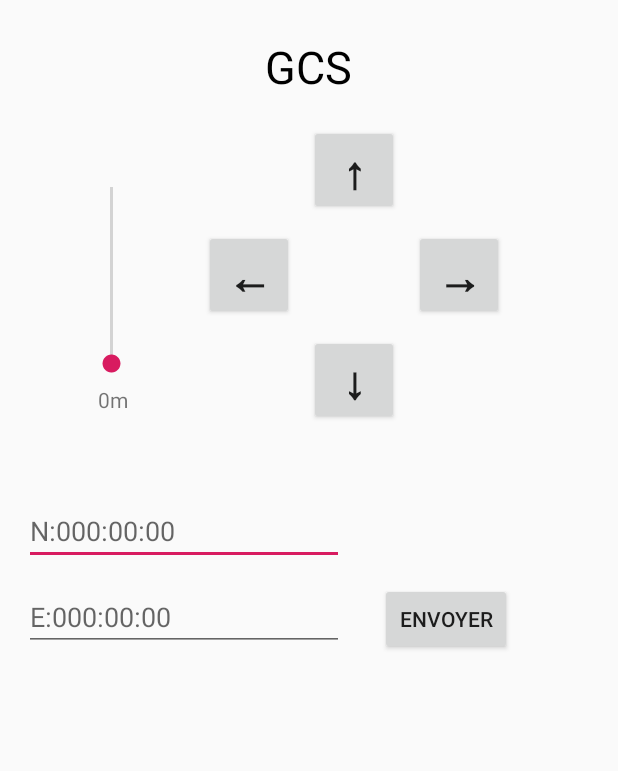
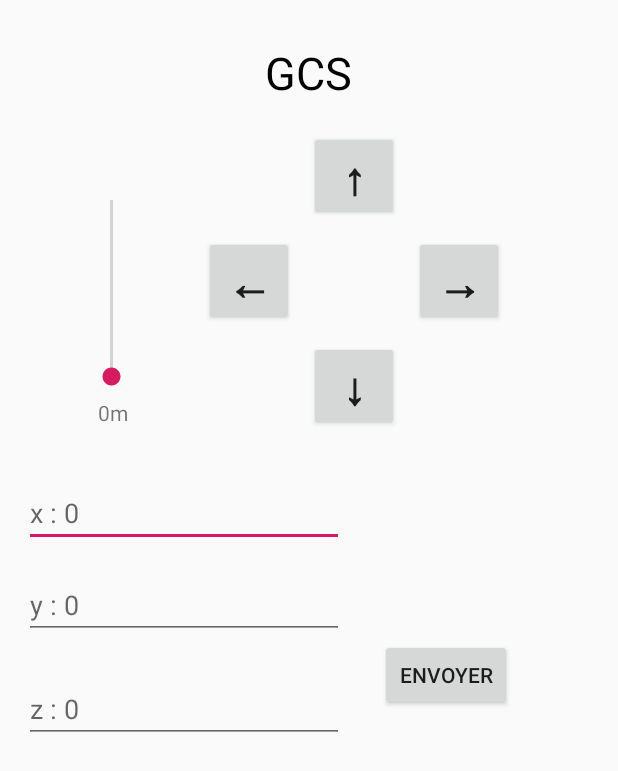
Before and after one commit to Kirsan98/Drone-GroundControleSystem-Mobile-App-, an Android app: the screen it shows after launch (MainActivity), on a phone screen of 412 x 824 dp. Shown: the top 771 px of the screen. Run offline under Robolectric (Android 15) with nearby library versions, the phone set to English and light mode, and no system bars.

Commit message:
modification boutons position

```diff
--- a/GCS/app/src/main/java/bordeaux/gcs/MainActivity.java
+++ b/GCS/app/src/main/java/bordeaux/gcs/MainActivity.java
@@ -11,7 +11,7 @@ import android.widget.Toast;
 
 public class MainActivity extends AppCompatActivity implements View.OnClickListener {
     private Button leftButton, bottomButton, rightButton, topButton, flyToButton;
-    private TextView longitude, lattitude, altitudeIndicator;
+    private TextView x, y, z, altitudeIndicator;
     private SeekBar altitudeController;
 
     @Override
@@ -22,8 +22,11 @@ public class MainActivity extends AppCompatActivity implements View.OnClickListe
     }
 
     private void linkViewObjects() {
-        longitude = findViewById(R.id.longitude);
-        lattitude = findViewById(R.id.lattitude);
+        // Position
+        x = findViewById(R.id.x);
+        y = findViewById(R.id.y);
+        z = findViewById(R.id.z);
+
         altitudeIndicator = findViewById(R.id.altitudeIndicator);
         leftButton = findViewById(R.id.leftButton);
         leftButton.setOnClickListener(this);
@@ -50,7 +53,6 @@ public class MainActivity extends AppCompatActivity implements View.OnClickListe
             @Override
             public void onProgressChanged(SeekBar seekBar, int progress,boolean fromUser) {
                 altitudeIndicator.setText(String.valueOf(progress) + "m");
-
 
             }
 
--- a/GCS/app/src/main/res/layout/activity_main.xml
+++ b/GCS/app/src/main/res/layout/activity_main.xml
@@ -10,7 +10,7 @@
         android:id="@+id/title"
         android:layout_width="88dp"
         android:layout_height="43dp"
-        android:layout_marginTop="24dp"
+        android:layout_marginTop="28dp"
         android:text="@string/gcs"
         android:textAlignment="center"
         android:textColor="#000000"
@@ -76,33 +76,9 @@
         android:layout_width="wrap_content"
         android:layout_height="wrap_content"
         android:layout_marginStart="24dp"
-        android:layout_marginTop="12dp"
         android:text="Envoyer"
-        app:layout_constraintStart_toEndOf="@+id/lattitude"
-        app:layout_constraintTop_toBottomOf="@+id/longitude" />
-
-    <EditText
-        android:id="@+id/longitude"
-        android:layout_width="wrap_content"
-        android:layout_height="wrap_content"
-        android:layout_marginStart="16dp"
-        android:layout_marginTop="48dp"
-        android:ems="10"
-        android:hint="N:000:00:00"
-        android:inputType="textPersonName"
-        app:layout_constraintStart_toStartOf="parent"
-        app:layout_constraintTop_toBottomOf="@+id/bottomButton" />
-
-    <EditText
-        android:id="@+id/lattitude"
-        android:layout_width="wrap_content"
-        android:layout_height="wrap_content"
-        android:layout_marginTop="12dp"
-        android:ems="10"
-        android:hint="E:000:00:00"
-        android:inputType="textPersonName"
-        app:layout_constraintStart_toStartOf="@+id/longitude"
-        app:layout_constraintTop_toBottomOf="@+id/longitude" />
+        app:layout_constraintStart_toEndOf="@+id/y"
+        app:layout_constraintTop_toBottomOf="@+id/y" />
 
     <SeekBar
         android:id="@+id/altitudeController"
@@ -112,7 +88,8 @@
         android:rotation="270"
         app:layout_constraintBottom_toBottomOf="@+id/bottomButton"
         app:layout_constraintStart_toStartOf="parent"
-        app:layout_constraintTop_toBottomOf="@+id/title" />
+        app:layout_constraintTop_toBottomOf="@+id/title"
+        app:layout_constraintVertical_bias="0.533" />
 
     <TextView
         android:id="@+id/altitudeIndicator"
@@ -124,4 +101,40 @@
         app:layout_constraintStart_toStartOf="@+id/altitudeController"
         app:layout_constraintTop_toBottomOf="@+id/altitudeController" />
 
+    <EditText
+        android:id="@+id/x"
+        android:layout_width="wrap_content"
+        android:layout_height="wrap_content"
+        android:layout_marginStart="16dp"
+        android:layout_marginTop="32dp"
+        android:ems="10"
+        android:hint="x : 0"
+        android:inputType="numberSigned"
+        app:layout_constraintStart_toStartOf="parent"
+        app:layout_constraintTop_toBottomOf="@+id/bottomButton" />
+
+    <EditText
+        android:id="@+id/y"
+        android:layout_width="wrap_content"
+        android:layout_height="wrap_content"
+        android:layout_marginStart="16dp"
+        android:layout_marginTop="16dp"
+        android:ems="10"
+        android:hint="y : 0"
+        android:inputType="numberSigned"
+        app:layout_constraintStart_toStartOf="parent"
+        app:layout_constraintTop_toBottomOf="@+id/x" />
+
+    <EditText
+        android:id="@+id/z"
+        android:layout_width="wrap_content"
+        android:layout_height="wrap_content"
+        android:layout_marginStart="16dp"
+        android:layout_marginTop="24dp"
+        android:ems="10"
+        android:hint="z : 0 "
+        android:inputType="numberSigned"
+        app:layout_constraintStart_toStartOf="parent"
+        app:layout_constraintTop_toBottomOf="@+id/y" />
+
 </androidx.constraintlayout.widget.ConstraintLayout>
```
